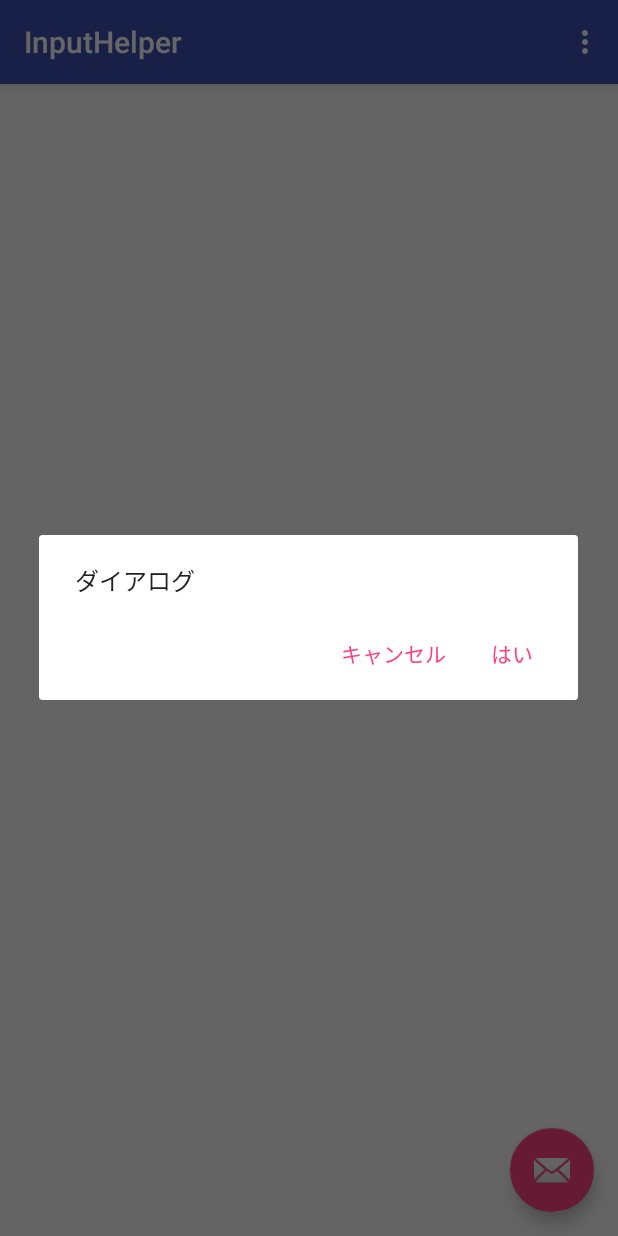
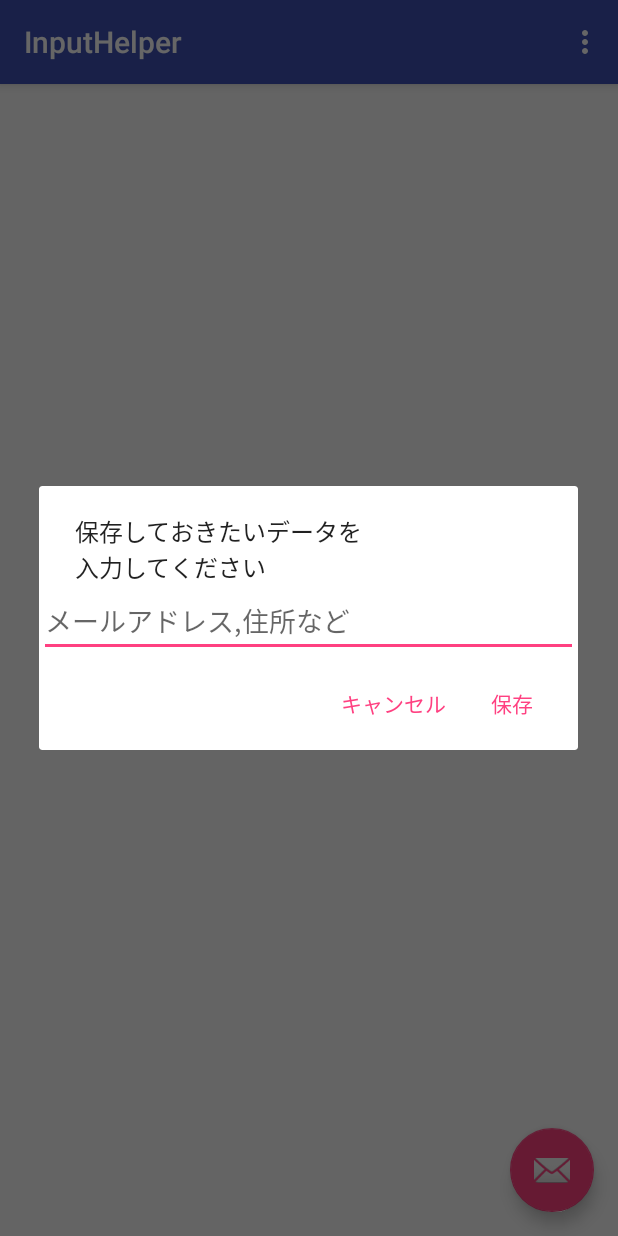
Before and after one commit to junkuvo/InputHelper, an Android app: the screen it shows after launch (InputListActivity), after a tap on an icon or button, on a phone screen of 412 x 824 dp. Run offline under Robolectric (Android 15) with nearby library versions, the phone set to English and light mode, and no system bars; libraries missing offline, so code that uses them is left out: io.realm; 7 statements that could not run were skipped.

Commit message:
あとは編集と削除

```diff
--- a/app/src/main/java/junkuvo/apps/inputhelper/InputListCreator.java
+++ b/app/src/main/java/junkuvo/apps/inputhelper/InputListCreator.java
@@ -1,10 +1,12 @@
 package junkuvo.apps.inputhelper;
 
-import android.content.Context;
+import android.app.Activity;
 import android.content.DialogInterface;
 import android.support.annotation.Nullable;
 import android.support.v7.app.AlertDialog;
+import android.support.v7.widget.AppCompatEditText;
 import android.support.v7.widget.RecyclerView;
+import android.view.LayoutInflater;
 import android.view.View;
 
 import java.util.List;
@@ -32,23 +34,31 @@ public class InputListCreator {
         }
     }
 
-    public AlertDialog createInputItemEditDialog(final Context context, @Nullable final InputEditDialogEventListener inputEditDialogEventListener) {
+    public AlertDialog createInputItemEditDialog(final Activity activity, @Nullable final InputEditDialogEventListener inputEditDialogEventListener) {
+
+        LayoutInflater layoutInflater = activity.getLayoutInflater();
+        final View view = layoutInflater.inflate(R.layout.dialog_save_data, null);
+
         // Use the Builder class for convenient dialog construction
-        AlertDialog.Builder builder = new AlertDialog.Builder(context);
-        builder.setMessage("ダイアログ")
-                .setPositiveButton("はい", new DialogInterface.OnClickListener() {
+        AlertDialog.Builder builder = new AlertDialog.Builder(activity);
+        builder.setMessage("保存しておきたいデータを\n入力してください")
+                .setView(view)
+                .setPositiveButton("保存", new DialogInterface.OnClickListener() {
                     public void onClick(DialogInterface dialog, int id) {
+
+                        String content = ((AppCompatEditText) view.findViewById(R.id.et_content)).getText().toString();
+
                         ListItemData listItemData = new ListItemData();
                         listItemData.setId(System.currentTimeMillis());
                         listItemData.setTitle("title");
-                        listItemData.setDetails("details");
+                        listItemData.setDetails(content);
                         listItemData.setCreateDateTime(String.valueOf(System.currentTimeMillis()));
                         RealmUtil.insertItem(realm, listItemData);
-//                        if(context instanceof OverlayActivity){
-//                            ((OverlayActivity) context).finish();
+//                        if(activity instanceof OverlayActivity){
+//                            ((OverlayActivity) activity).finish();
 //                        }
 
-                        if(inputEditDialogEventListener != null){
+                        if (inputEditDialogEventListener != null) {
                             inputEditDialogEventListener.onPositiveButtonClick(dialog, id);
                         }
                     }
@@ -56,10 +66,10 @@ public class InputListCreator {
                 .setNegativeButton("キャンセル", new DialogInterface.OnClickListener() {
                     public void onClick(DialogInterface dialog, int id) {
 //                        // User cancelled the dialog
-//                        if(context instanceof OverlayActivity){
-//                            ((OverlayActivity) context).finish();
+//                        if(activity instanceof OverlayActivity){
+//                            ((OverlayActivity) activity).finish();
 //                        }
-                        if(inputEditDialogEventListener != null){
+                        if (inputEditDialogEventListener != null) {
                             inputEditDialogEventListener.onNegativeButtonClick(dialog, id);
                         }
                     }
--- a/app/src/main/java/junkuvo/apps/inputhelper/fragment/InputListRecyclerViewAdapter.java
+++ b/app/src/main/java/junkuvo/apps/inputhelper/fragment/InputListRecyclerViewAdapter.java
@@ -1,7 +1,6 @@
 package junkuvo.apps.inputhelper.fragment;
 
 import android.support.v7.widget.RecyclerView;
-import android.util.Log;
 import android.view.LayoutInflater;
 import android.view.View;
 import android.view.ViewGroup;
@@ -38,7 +37,7 @@ public class InputListRecyclerViewAdapter extends RecyclerView.Adapter<RecyclerV
         final ListItemViewHolder viewHolder = (ListItemViewHolder) holder;
         viewHolder.mItem = mListItemData.get(position);
         viewHolder.mIdView.setText(String.valueOf(mListItemData.get(position).getId()));
-        viewHolder.mContentView.setText(mListItemData.get(position).getTitle());
+        viewHolder.mContentView.setText(mListItemData.get(position).getDetails());
 
         viewHolder.mView.setOnClickListener(new View.OnClickListener() {
             @Override
--- /dev/null
+++ b/app/src/main/res/layout/dialog_save_data.xml
@@ -0,0 +1,13 @@
+<?xml version="1.0" encoding="utf-8"?>
+<LinearLayout xmlns:android="http://schemas.android.com/apk/res/android"
+    android:orientation="vertical" android:layout_width="match_parent"
+    android:layout_height="match_parent">
+
+    <android.support.v7.widget.AppCompatEditText
+        android:id="@+id/et_content"
+        android:layout_width="match_parent"
+        android:layout_height="wrap_content"
+        android:hint="メールアドレス,住所など"
+        android:maxLines="8"
+        />
+</LinearLayout>
--- a/app/src/main/res/layout/fragment_inputlist.xml
+++ b/app/src/main/res/layout/fragment_inputlist.xml
@@ -2,6 +2,7 @@
 <LinearLayout xmlns:android="http://schemas.android.com/apk/res/android"
     android:layout_width="match_parent"
     android:layout_height="wrap_content"
+    android:foreground="?attr/selectableItemBackground"
     android:orientation="horizontal">
 
     <TextView
```
Also changed, not shown: app/src/main/java/junkuvo/apps/inputhelper/fragment/OverlayInputListFragment.java (+9 -0 lines).
